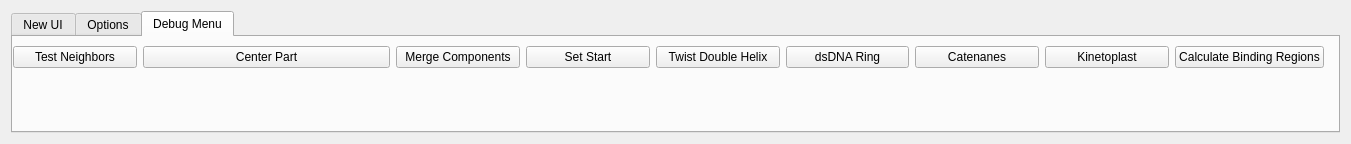
First picture: the form in AdenitaCoreSE/form/SEAdenitaCoreSEAppGUI.ui, repository edellano/Adenita-SAMSON-Edition, before the edit.
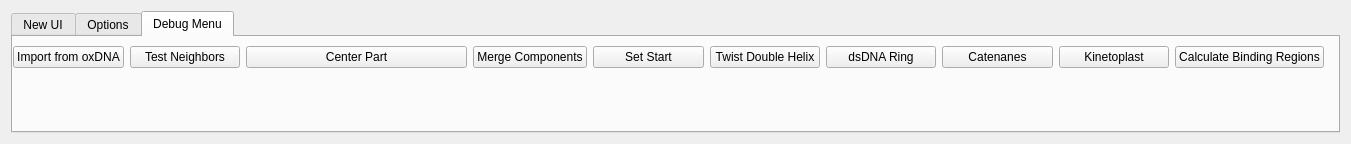
Second picture: the form after the edit.

Patch:
```diff
--- a/AdenitaCoreSE/form/SEAdenitaCoreSEAppGUI.ui
+++ b/AdenitaCoreSE/form/SEAdenitaCoreSEAppGUI.ui
@@ -468,20 +468,13 @@
          </property>
          <layout class="QGridLayout" name="gridLayout_3">
           <item row="0" column="8">
-           <widget class="QPushButton" name="btnKinetoplast">
+           <widget class="QPushButton" name="btnCatenanes">
             <property name="text">
-             <string>Kinetoplast</string>
+             <string>Catenanes</string>
             </property>
            </widget>
           </item>
           <item row="0" column="6">
-           <widget class="QPushButton" name="btnDSRing">
-            <property name="text">
-             <string>dsDNA Ring</string>
-            </property>
-           </widget>
-          </item>
-          <item row="0" column="5">
            <widget class="QPushButton" name="btnTwistDoubleHelix">
             <property name="text">
              <string>Twist Double Helix</string>
@@ -489,47 +482,61 @@
            </widget>
           </item>
           <item row="0" column="7">
-           <widget class="QPushButton" name="btnCatenanes">
+           <widget class="QPushButton" name="btnDSRing">
             <property name="text">
-             <string>Catenanes</string>
+             <string>dsDNA Ring</string>
             </property>
            </widget>
           </item>
-          <item row="0" column="4">
+          <item row="0" column="5">
            <widget class="QPushButton" name="btnSetStart">
             <property name="text">
              <string>Set Start</string>
             </property>
            </widget>
           </item>
-          <item row="0" column="1" colspan="2">
+          <item row="0" column="9">
+           <widget class="QPushButton" name="btnKinetoplast">
+            <property name="text">
+             <string>Kinetoplast</string>
+            </property>
+           </widget>
+          </item>
+          <item row="0" column="2" colspan="2">
            <widget class="QPushButton" name="btnCenterPart">
             <property name="text">
              <string>Center Part</string>
             </property>
            </widget>
           </item>
-          <item row="0" column="9">
+          <item row="0" column="10">
            <widget class="QPushButton" name="btnCalculateBindingRegions">
             <property name="text">
              <string>Calculate Binding Regions</string>
             </property>
            </widget>
           </item>
-          <item row="0" column="3">
+          <item row="0" column="4">
            <widget class="QPushButton" name="btnMergeComponents">
             <property name="text">
              <string>Merge Components</string>
             </property>
            </widget>
           </item>
-          <item row="0" column="0">
+          <item row="0" column="1">
            <widget class="QPushButton" name="btnTestNeighbors">
             <property name="text">
              <string>Test Neighbors</string>
             </property>
            </widget>
           </item>
+          <item row="0" column="0">
+           <widget class="QPushButton" name="btnOxDNAImport">
+            <property name="text">
+             <string>Import from oxDNA</string>
+            </property>
+           </widget>
+          </item>
          </layout>
         </widget>
        </widget>
```
Left out of the diff: 17 changed lines with no effect on the pictures.
